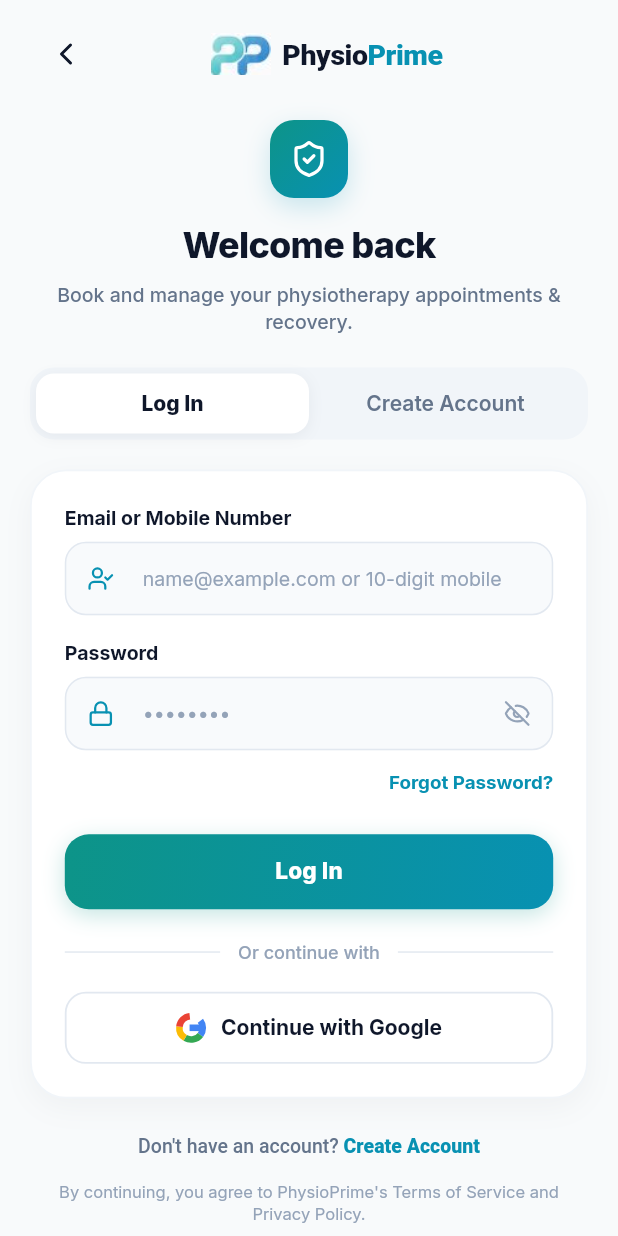
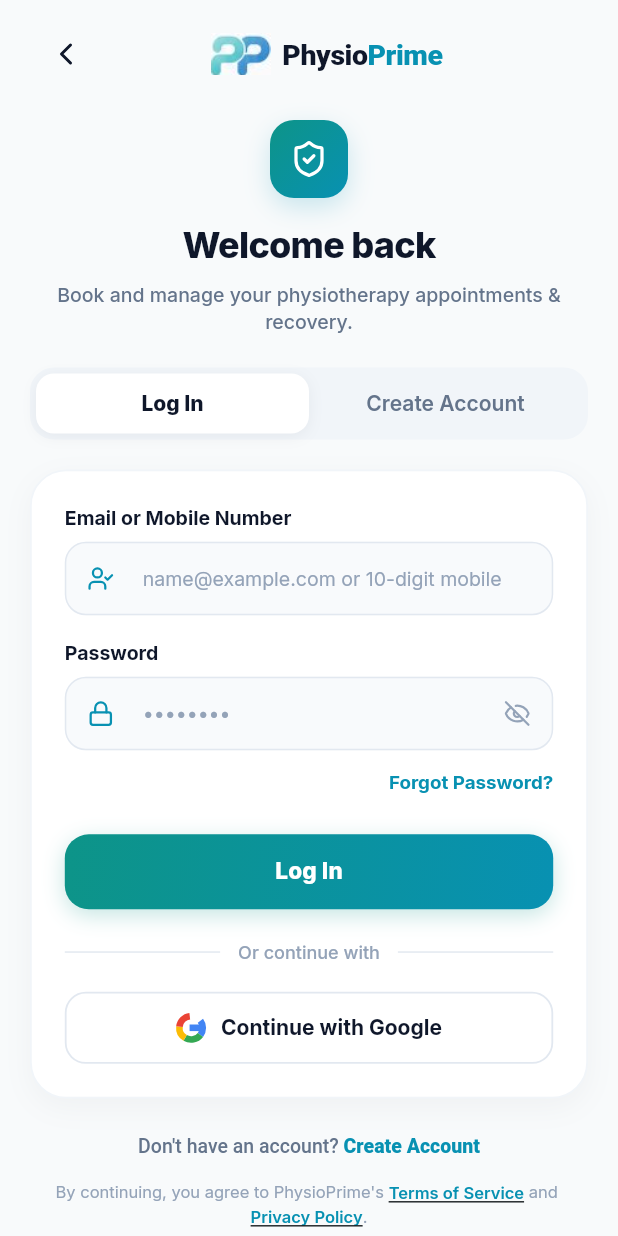
Before and after one commit to SyraSys/Physio-Prime, a Flutter app: the LoginScreen screen opened directly, on a phone screen of 412 x 824 dp. Run offline on Flutter 3.47's test engine with Material 3 defaults, Android fonts, the phone set to English and light mode, and no system bars; our stand-ins replace cached_network_image, dio, flutter_riverpod, flutter_secure_storage, geocoding, geolocator and 6 more; missing offline and left inert: jitsi_meet_flutter_sdk, razorpay_flutter; accounts and stored records are empty; network calls fail.

Commit message:
feat(auth): link Terms of Service and Privacy Policy routes in login footer

```diff
--- a/lib/features/auth/presentation/login_screen.dart
+++ b/lib/features/auth/presentation/login_screen.dart
@@ -624,14 +624,47 @@ class _LoginScreenState extends ConsumerState<LoginScreen> {
               const SizedBox(height: 12),
 
               // 6. Terms & Privacy Notice
-              const Text(
-                'By continuing, you agree to PhysioPrime\'s Terms of Service and Privacy Policy.',
-                textAlign: TextAlign.center,
-                style: TextStyle(
-                  fontSize: 11,
-                  color: Color(0xFF94A3B8),
-                  height: 1.35,
-                ),
+              Wrap(
+                alignment: WrapAlignment.center,
+                crossAxisAlignment: WrapCrossAlignment.center,
+                children: [
+                  const Text(
+                    'By continuing, you agree to PhysioPrime\'s ',
+                    style: TextStyle(fontSize: 11, color: Color(0xFF94A3B8), height: 1.35),
+                  ),
+                  GestureDetector(
+                    onTap: () => context.push('/terms'),
+                    child: const Text(
+                      'Terms of Service',
+                      style: TextStyle(
+                        fontSize: 11,
+                        color: Color(0xFF0891B2),
+                        fontWeight: FontWeight.w600,
+                        decoration: TextDecoration.underline,
+                      ),
+                    ),
+                  ),
+                  const Text(
+                    ' and ',
+                    style: TextStyle(fontSize: 11, color: Color(0xFF94A3B8), height: 1.35),
+                  ),
+                  GestureDetector(
+                    onTap: () => context.push('/privacy'),
+                    child: const Text(
+                      'Privacy Policy',
+                      style: TextStyle(
+                        fontSize: 11,
+                        color: Color(0xFF0891B2),
+                        fontWeight: FontWeight.w600,
+                        decoration: TextDecoration.underline,
+                      ),
+                    ),
+                  ),
+                  const Text(
+                    '.',
+                    style: TextStyle(fontSize: 11, color: Color(0xFF94A3B8)),
+                  ),
+                ],
               ),
               const SizedBox(height: 24),
             ],
```
